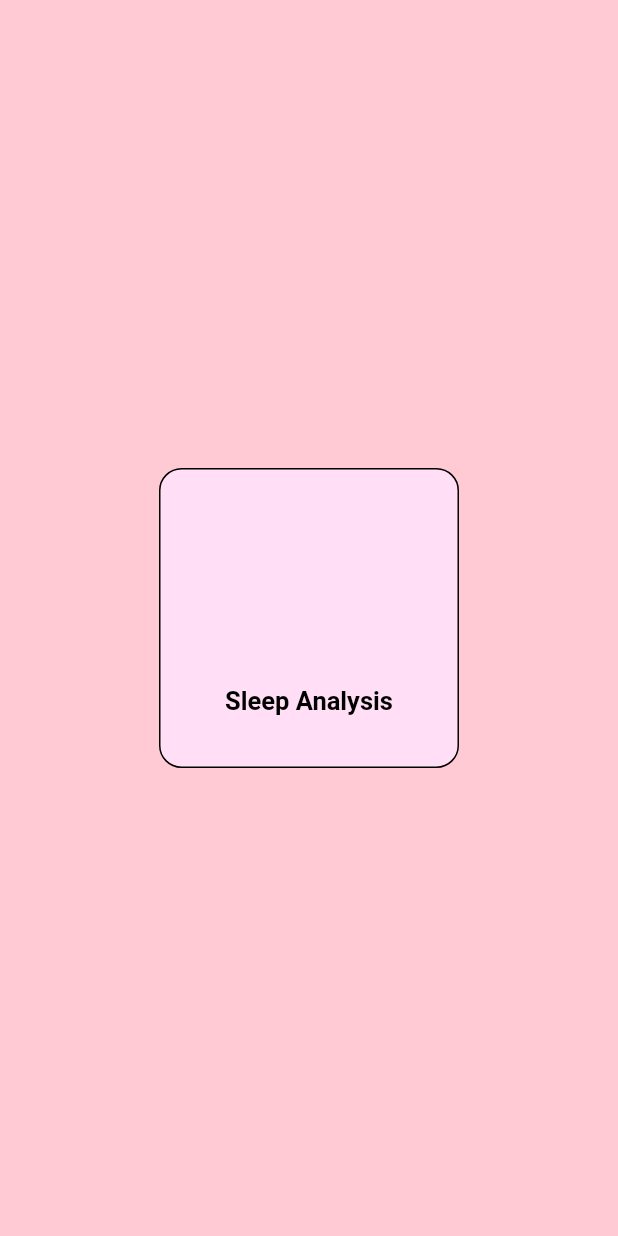
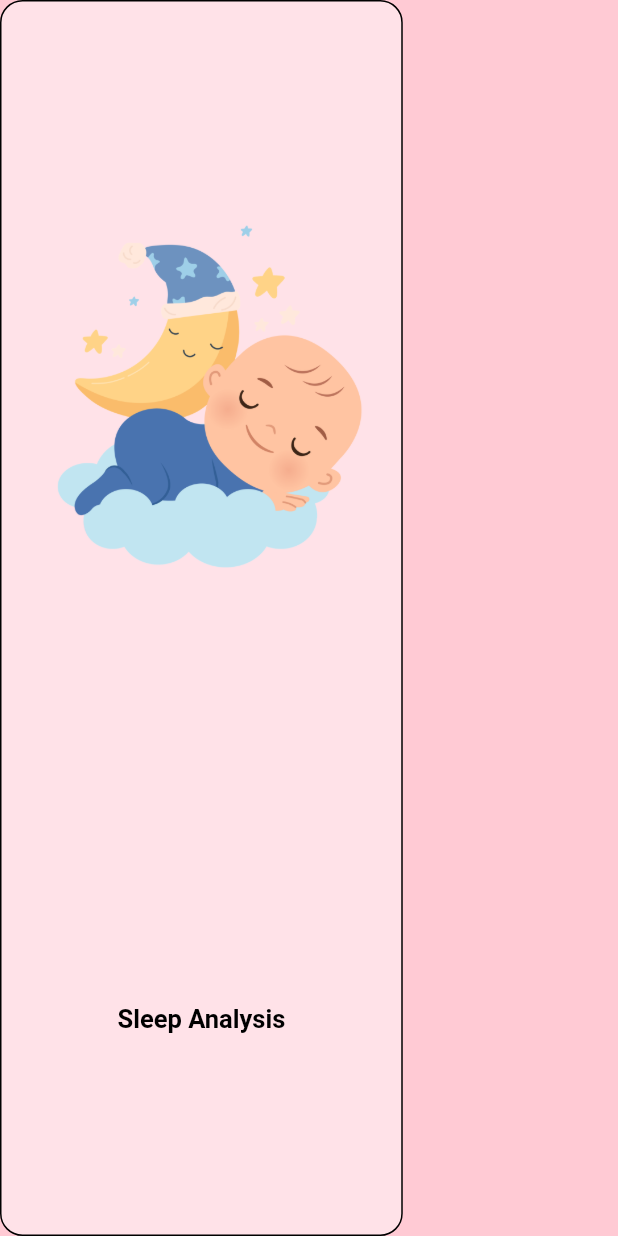
Before and after one commit to cob-byte/smart_baby_cradle, a Flutter app: the SleepAnalysisItem widget shown alone on an empty page, opened directly, on a phone screen of 412 x 824 dp. Run offline on Flutter 3.47's test engine with Material 2 defaults, Android fonts, the phone set to English and light mode, and no system bars; our stand-ins replace assets_audio_player, firebase_auth, firebase_core, firebase_database, firebase_messaging, font_awesome_flutter and 3 more; missing offline and left inert: flutter_facebook_auth; accounts and stored records are empty.

Commit message:
Change Design Part 1

```diff
--- a/lib/widgets/sleep_analysis_item.dart
+++ b/lib/widgets/sleep_analysis_item.dart
@@ -1,9 +1,7 @@
 import 'package:flutter/material.dart';
+import 'package:provider/provider.dart';
+import '../screens/sleep_analysis_screen.dart';
 import 'package:smart_baby_cradle/theme_provider.dart';
-import 'package:provider/provider.dart';
-import '../screens/sleep_analysis_screen.dart'; // Import your SleepAnalysisScreen
-
-import '../services/controller_service.dart';
 
 class SleepAnalysisItem extends StatelessWidget {
   @override
@@ -11,32 +9,30 @@ class SleepAnalysisItem extends StatelessWidget {
     final themeProvider = Provider.of<ThemeProvider>(context);
     final currentTheme = themeProvider.currentTheme;
 
-    return Scaffold(
-      body: Theme(
+    return Theme(
       data: currentTheme,
-        child: Center(
       child: Container(
-            height: 200, // Set a fixed height for the container
-            width: 200, // Set a fixed width for the container
         decoration: BoxDecoration(
-              color: currentTheme.colorScheme.onTertiary,
+          color: currentTheme.colorScheme.surfaceVariant,
           borderRadius: BorderRadius.circular(15),
           border: Border.all(),
         ),
-            child: GestureDetector(
+        child: LayoutBuilder(
+          builder: (ctx, constraints) => Column(
+            mainAxisAlignment: MainAxisAlignment.spaceAround,
+            children: <Widget>[
+              GestureDetector(
                 onTap: () {
-                Navigator.of(context).pushNamed(SleepAnalysisScreen.routeName);
+                  Navigator.of(context)
+                      .pushNamed(SleepAnalysisScreen.routeName);
                 },
-              child: Column(
-                mainAxisAlignment: MainAxisAlignment.center,
-                children: <Widget>[
-                  Icon(
-                    Icons.bedtime,
-                    size: 80,
-                    color: currentTheme.colorScheme.tertiaryContainer,
+                child: SizedBox(
+                  width: constraints.maxWidth * 0.65,
+                  child: Image.asset('assets/image/sleep_analysis.png'),
                 ),
-                  const SizedBox(height: 30),
-                  const Text(
+              ),
+              const FittedBox(
+                child: Text(
                   'Sleep Analysis',
                   textAlign: TextAlign.center,
                   style: TextStyle(
@@ -45,9 +41,8 @@ class SleepAnalysisItem extends StatelessWidget {
                     fontWeight: FontWeight.bold,
                   ),
                 ),
+              ),
             ],
-              ),
-            ),
           ),
         ),
       ),
```
Also changed, not shown: lib/screens/home_screen.dart (+24 -8 lines), lib/widgets/fan_item.dart (+4 -8 lines), assets/image/sleep_analysis.png (added), 1 other file. Lines whose indentation alone changed are shown as unchanged.
